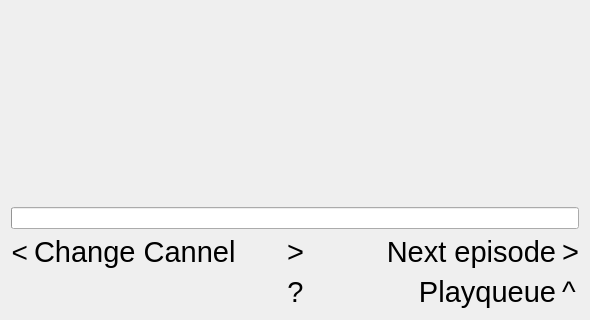
The window that mediaflyplayer/forms/MediaflyPlay.ui (tex/mediafly) describes before a commit, drawn with Qt 5; both pictures show x 0 to 590 and y 240 to 560 of the 590 by 560 pixel window.
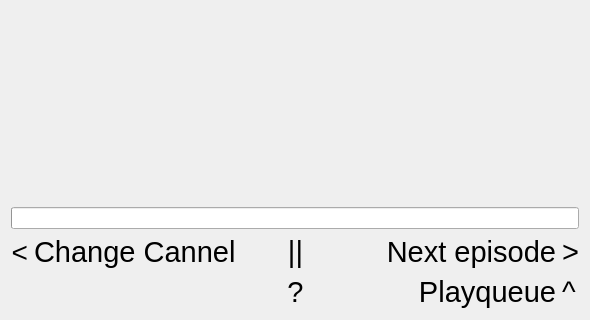
The same window after the commit. Custom widgets are drawn as their Qt base class.

Commit message: Switch pause (||) and play (>), so it shows pause when playing and play when paused.

```diff
--- a/mediaflyplayer/forms/MediaflyPlay.ui
+++ b/mediaflyplayer/forms/MediaflyPlay.ui
@@ -113,7 +113,7 @@
           </font>
          </property>
          <property name="text" >
-          <string>></string>
+          <string>||</string>
          </property>
          <property name="alignment" >
           <set>Qt::AlignCenter</set>
```
The commit also changes 1 other file.
